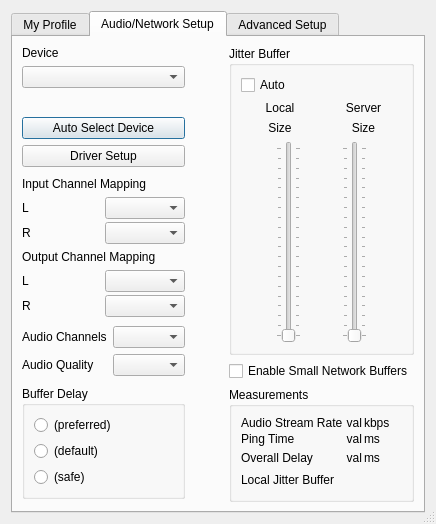
Qt form src/clientsettingsdlgbase.ui (npostavs/jamulus) before a commit.
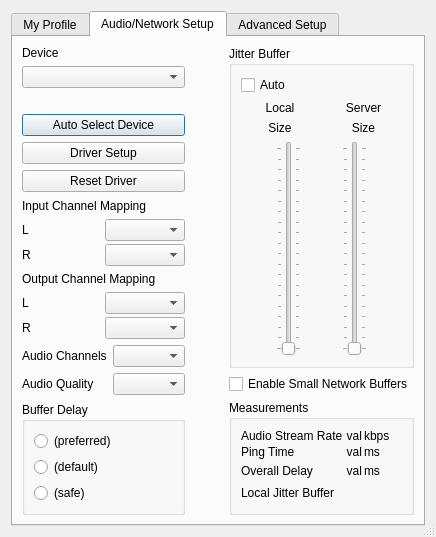
The same form after that commit. The open tabs and pages were chosen to show the change. Icons and pictures are not drawn. Custom widgets are drawn as their Qt base class.

Commit message:
Add button to reset device
This lets Jamulus become aware of new configurations after the device
is changed from a non-working to working state.  Technically, this was
already by possible by reselecting the device in the combobox.  But
that is a confusing and very non-obvious interface.

Also, if the settings don't have a saved selected device, try to
autoselect one.

Patch:
```diff
--- a/src/clientsettingsdlgbase.ui
+++ b/src/clientsettingsdlgbase.ui
@@ -385,6 +385,13 @@
              </property>
             </widget>
            </item>
+           <item>
+            <widget class="QPushButton" name="butDriverReset">
+             <property name="text">
+              <string>Reset Driver</string>
+             </property>
+            </widget>
+           </item>
            <item>
             <spacer name="verticalSpacer_5">
              <property name="orientation">
```
The commit also changes 3 other files.
